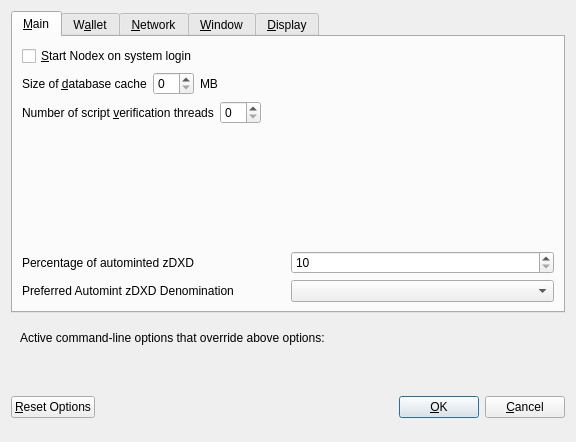
The window that src/qt/forms/optionsdialog.ui (SmandeP/beb) describes before a commit, drawn with Qt 5.
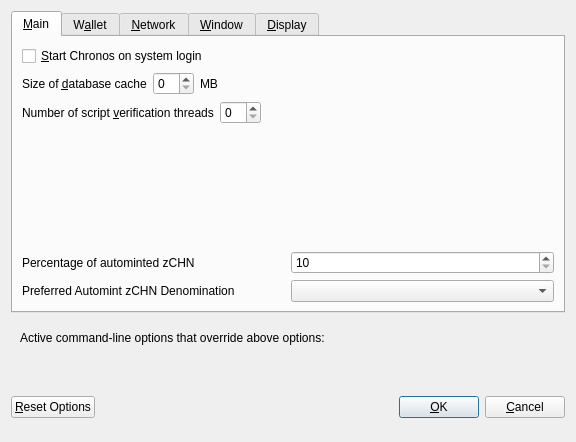
The same window after the commit. Custom widgets are drawn as their Qt base class.

Patch:
```diff
--- a/src/qt/forms/optionsdialog.ui
+++ b/src/qt/forms/optionsdialog.ui
@@ -33,7 +33,7 @@
           <string>Automatically start Nodex after logging in to the system.</string>
          </property>
          <property name="text">
-          <string>&amp;Start Nodex on system login</string>
+          <string>&amp;Start Chronos on system login</string>
          </property>
         </widget>
        </item>
@@ -138,7 +138,7 @@
             <string>Percentage of incoming DXD which get automatically converted to zDXD via Zerocoin Protocol (min: 10%)</string>
            </property>
            <property name="text">
-            <string>Percentage of autominted zDXD</string>
+            <string>Percentage of autominted zCHN</string>
            </property>
           </widget>
          </item>
@@ -171,7 +171,7 @@
             <string>Wait with automatic conversion to Zerocoin until enough DXD for this denomination is available</string>
            </property>
            <property name="text">
-            <string>Preferred Automint zDXD Denomination</string>
+            <string>Preferred Automint zCHN Denomination</string>
            </property>
           </widget>
          </item>
```
Left out of the diff: 16 changed lines with no effect on the pictures.
